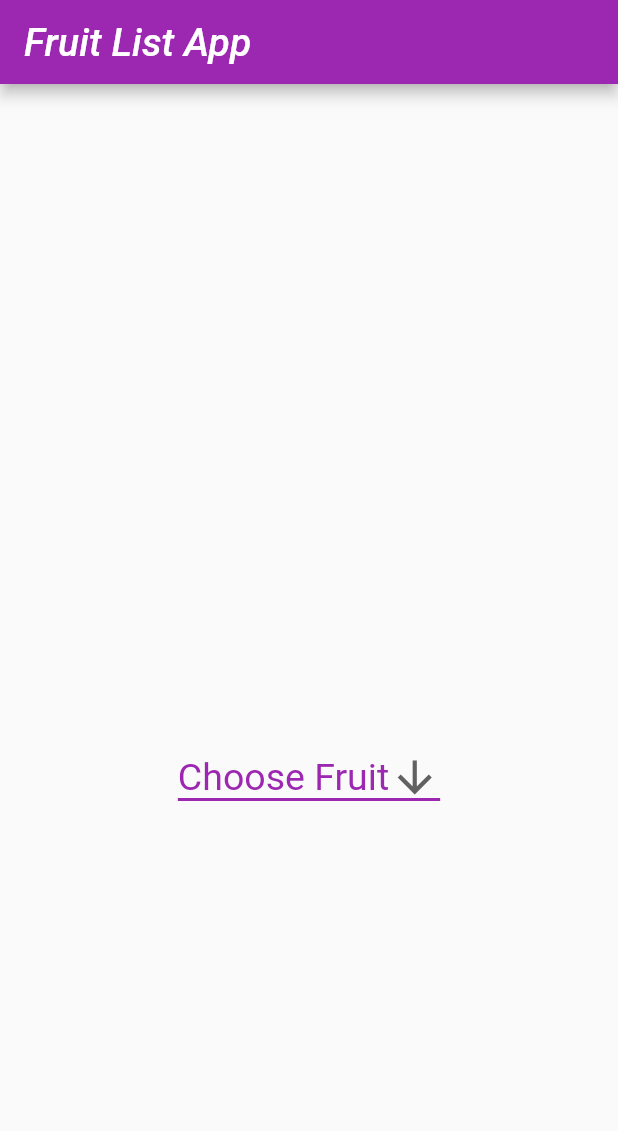
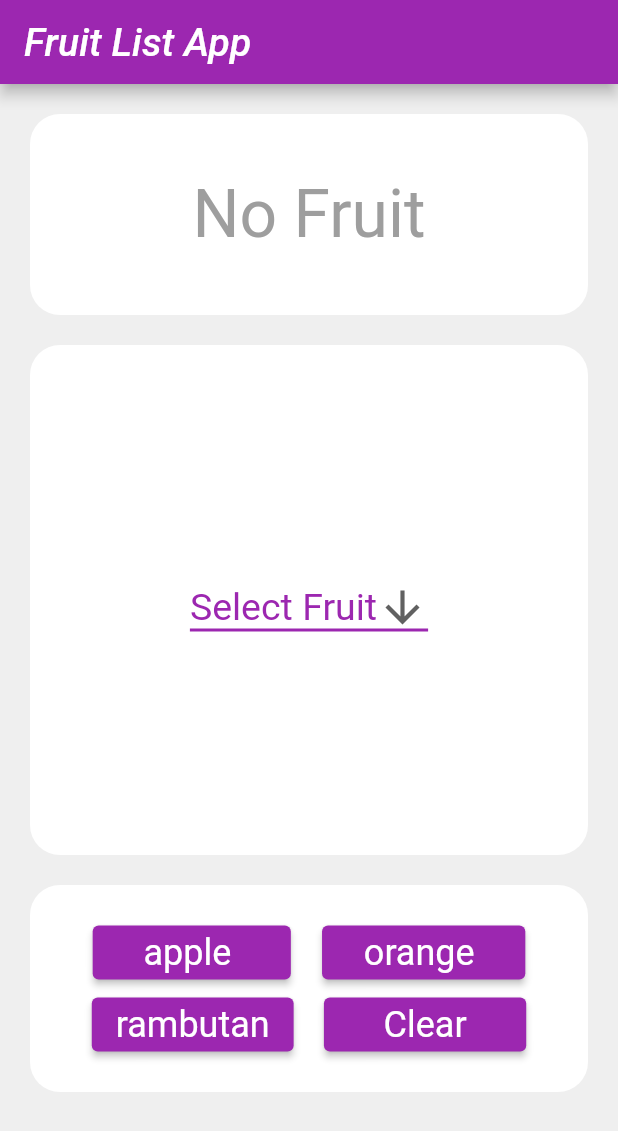
Before and after one commit to ObeidSalem/list_in_flutter, a Flutter app: the screen it shows after launch, on a phone screen of 412 x 824 dp. Shown: the top 1131 px of the screen. Run offline on Flutter 3.47's test engine with Material 2 defaults, Android fonts, the phone set to English and light mode, and no system bars; Roboto replaces fonts that are missing (Hind).

Commit message:
styles has been enhanced

```diff
--- a/lib/main.dart
+++ b/lib/main.dart
@@ -30,20 +30,17 @@ class MyApp extends StatefulWidget {
 
 class MyAppState extends State<MyApp> {
   var fruitIndex = 0;
-  String dropDownValue = "Choose Fruit";
+  String dropDownValue = "Select Fruit";
 
   @override
-  var fruitList = [" ", "Apple", "Orange", "Rambutan"];
+  var fruitList = ["No Fruit", "Apple", "Orange", "Rambutan"];
   Widget build(BuildContext context) {
     return MaterialApp(
       theme: ThemeData(
+        scaffoldBackgroundColor: const Color(0xFFEFEFEF),
         primarySwatch: Colors.purple,
         // fontFamily: 'Georgia',
         textTheme: const TextTheme(
-          headline1: TextStyle(
-              fontSize: 72.0,
-              fontWeight: FontWeight.bold
-          ),
           headline6: TextStyle(
               fontSize: 26.0,
               fontStyle: FontStyle.italic
@@ -53,23 +50,60 @@ class MyAppState extends State<MyApp> {
               fontFamily: 'Hind'
           ),
         ),
-        // elevatedButtonTheme: ElevatedButtonThemeData(
-        //   style: ElevatedButton.styleFrom(
-        //     textStyle: const TextStyle(
-        //       fontSize: 30,
-        //     ),
-        //   ),
-        // ),
+        elevatedButtonTheme: ElevatedButtonThemeData(
+          style: ElevatedButton.styleFrom(
+            textStyle: const TextStyle(
+              fontSize: 24,
             ),
+          ),
+        ),
+      ),
+
+
+
       home: Scaffold(
         appBar: AppBar(
           title: Text("Fruit List App"),
         ),
-        body: Center(
+        body: SingleChildScrollView(
+          child: Center(
             child: Column(
+              // mainAxisAlignment: MainAxisAlignment.center,
+              children: [
+                Container(
+                  decoration: BoxDecoration(
+                      color: Colors.white,
+                      border: Border.all(
+                        color: Colors.white10,
+                      ),
+                      borderRadius: BorderRadius.all(Radius.circular(20))
+                  ),                padding: EdgeInsets.all(40),
+                  margin: const EdgeInsets.fromLTRB(20, 20, 20, 00),
+                  child: Row(
                     mainAxisAlignment: MainAxisAlignment.center,
                     children: [
-              Text('${fruitList[fruitIndex]}\n\n'),
+                      Text('${fruitList[fruitIndex]}',
+                        style: const TextStyle(
+                          color: Colors.grey,
+                        ),
+                      ),
+                    ],
+                  ),
+                ),
+                Container(
+                  padding: EdgeInsets.fromLTRB(20, 150, 20, 140),
+                  margin: const EdgeInsets.fromLTRB(20, 20, 20, 00),
+                  decoration: BoxDecoration(
+                    color: Colors.white,
+                    border: Border.all(
+                      color: Colors.white10,
+                    ),
+                    borderRadius: BorderRadius.all(Radius.circular(20))
+                  ),
+                  child: Row(
+                    mainAxisAlignment: MainAxisAlignment.center,
+                    crossAxisAlignment: CrossAxisAlignment.end,
+                    children: [
                       DropdownButton<String>(
                         value: dropDownValue,
                         icon: const Icon(Icons.arrow_downward),
@@ -80,7 +114,7 @@ class MyAppState extends State<MyApp> {
                           height: 2,
                           color: Colors.purple,
                         ),
-                items: <String>['Choose Fruit', "Apple", "Orange", "Rambutan"].map((String value) {
+                        items: <String>['Select Fruit', "Apple", "Orange", "Rambutan"].map((String value) {
                           return DropdownMenuItem<String>(
                             value: value,
                             child: Text(value),
@@ -89,9 +123,7 @@ class MyAppState extends State<MyApp> {
                         onChanged: (String? newValue) {
                           setState(() {
                             dropDownValue = newValue!;
-                    if (newValue == 'Choose Fruit')
-                      fruitIndex = 0;
-                    else if (newValue==fruitList[1])
+                            if (newValue==fruitList[1])
                               fruitIndex = 1;
                             else if (newValue==fruitList[2])
                               fruitIndex = 2;
@@ -100,35 +132,68 @@ class MyAppState extends State<MyApp> {
                             else
                               fruitIndex = 0;
                           });
-                },              )
-              // ElevatedButton(child: Text('   apple    '), onPressed: () => {
-              //   setState(() {
-              //     fruitIndex = 1;
-              //   }),
-              //   print('Button Pressed, fruitIndex value is ${fruitIndex} now'),
-              // }),
-              // ElevatedButton(child: Text('  orange   '),onPressed: () => {
-              //   setState(() {
-              //     fruitIndex = 2;
-              //   }),
-              //   print('Button Pressed, fruitIndex value is ${fruitIndex} now'),
-              // }),
-              // ElevatedButton(child: Text('rambutan'),onPressed: () => {
-              //   setState(() {
-              //     fruitIndex = 3;
-              //   }),
-              //   print('Button Pressed, fruitIndex value is ${fruitIndex} now'),
-              // }),
-              // ElevatedButton(child: Text('    Clear    '),onPressed: () => {
-              //   setState(() {
-              //     fruitIndex = 0;
-              //   }),
-              //   print('Button Pressed, fruitIndex value is ${fruitIndex} now'),
-              // }),
+                        },
+                      ),
+                    ],
+                  ),
+                ),
+                Container(
+                  width: double.infinity,
+                  padding: EdgeInsets.fromLTRB(20, 20, 20, 20),
+                  margin: const EdgeInsets.fromLTRB(20, 20, 20, 00),
+                  decoration: BoxDecoration(
+                      color: Colors.white,
+                      border: Border.all(
+                        color: Colors.white10,
+                      ),
+                      borderRadius: BorderRadius.all(Radius.circular(20))
+                  ),
+                  child: Column(
+                    children: [
+                      Row(
+                        mainAxisAlignment: MainAxisAlignment.spaceEvenly,
+                        children: [
+                          ElevatedButton(child: Text('   apple    '), onPressed: () => {
+                            setState(() {
+                              fruitIndex = 1;
+                            }),
+                            print('Button Pressed, fruitIndex value is ${fruitIndex} now'),
+                          }),
+
+                          ElevatedButton(child: Text('  orange   '),onPressed: () => {
+                            setState(() {
+                              fruitIndex = 2;
+                            }),
+                            print('Button Pressed, fruitIndex value is ${fruitIndex} now'),
+                          }),
+                        ],
+                      ),
+                      Row(
+                        mainAxisAlignment: MainAxisAlignment.spaceEvenly,
+                        children: [
+                          ElevatedButton(child: Text('rambutan'),onPressed: () => {
+                            setState(() {
+                              fruitIndex = 3;
+                            }),
+                            print('Button Pressed, fruitIndex value is ${fruitIndex} now'),
+                          }),
+
+                          ElevatedButton(child: Text('    Clear    '),onPressed: () => {
+                            setState(() {
+                              fruitIndex = 0;
+                            }),
+                            print('Button Pressed, fruitIndex value is ${fruitIndex} now'),
+                          }),
+                        ],
+                      ),
+                    ],
+                  ),
+                ),
               ],
             ),
           ),
         ),
+      )
     );
   }
 }
```
Lines whose indentation alone changed are shown as unchanged.
